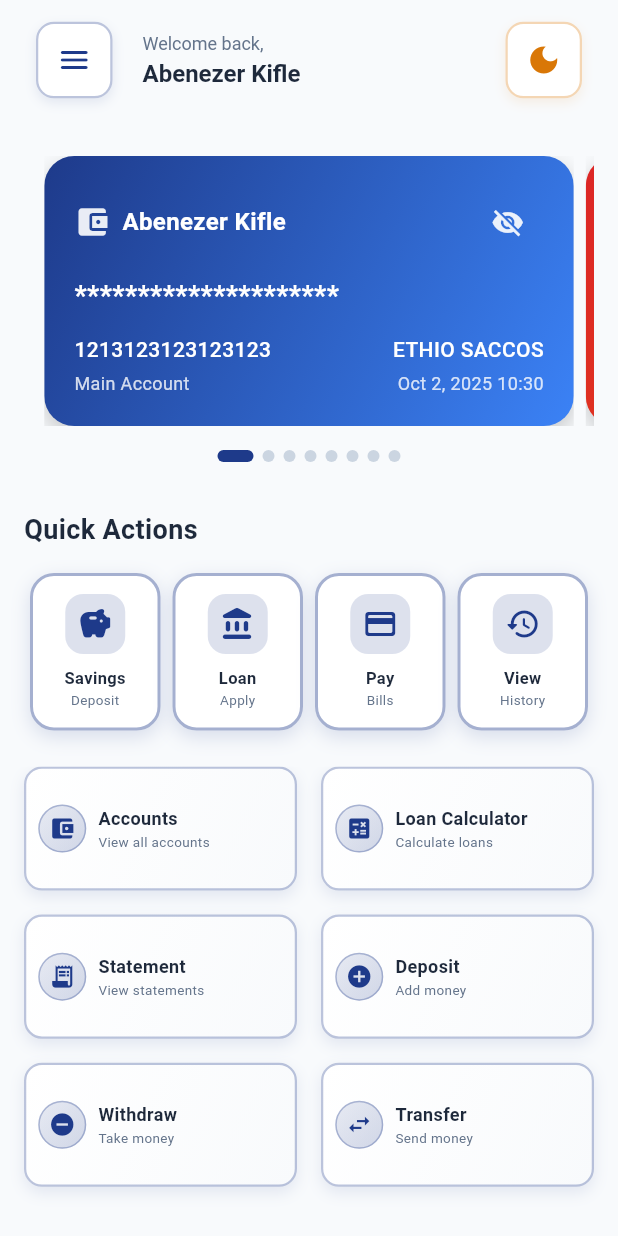
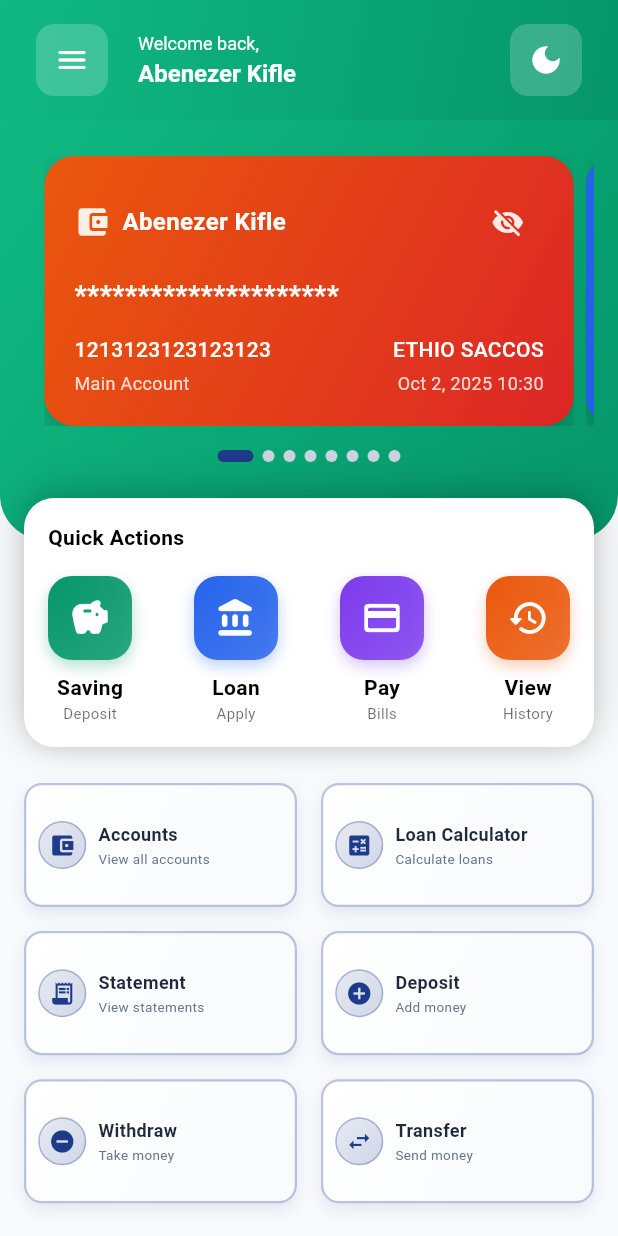
Before and after one commit to abenooo/ethio_saccos, a Flutter app: the HomeScreen screen opened directly, on a phone screen of 412 x 824 dp. Run offline on Flutter 3.47's test engine with Material 3 defaults, Android fonts, the phone set to English and light mode, and no system bars; our stand-ins replace curved_navigation_bar, shared_preferences; accounts and stored records are empty.

Commit message:
Update the card ui

```diff
--- a/lib/core/widgets/card_carousel.dart
+++ b/lib/core/widgets/card_carousel.dart
@@ -117,29 +117,29 @@ class _CardCarouselState extends State<CardCarousel> {
     );
   }
 
-  // Cached gradients for better performance
+  // Cached gradients for better performance - Updated with awesome colors
   static const _loanGradient = LinearGradient(
     begin: Alignment.topLeft,
     end: Alignment.bottomRight,
-    colors: [Color(0xFFDC2626), Color(0xFFEA580C)],
+    colors: [Color(0xFF2563EB), Color(0xFF1D4ED8)], // Royal blue gradient
   );
 
   static const _shareGradient = LinearGradient(
     begin: Alignment.topLeft,
     end: Alignment.bottomRight,
-    colors: [Color(0xFFD97706), Color(0xFFEA580C)],
+    colors: [Color(0xFF7C3AED), Color(0xFF6D28D9)], // Violet purple gradient
   );
 
   static const _savingsGradient = LinearGradient(
     begin: Alignment.topLeft,
     end: Alignment.bottomRight,
-    colors: [Color(0xFF059669), Color(0xFF10B981)],
+    colors: [Color(0xFF059669), Color(0xFF047857)], // Emerald green gradient
   );
 
   static const _defaultGradient = LinearGradient(
     begin: Alignment.topLeft,
     end: Alignment.bottomRight,
-    colors: [Color(0xFF1E3A8A), Color(0xFF3B82F6)],
+    colors: [Color(0xFFEA580C), Color(0xFFDC2626)], // Orange red gradient
   );
 
   Widget _buildCard(CardData card, int cardIndex) {
--- a/lib/features/home/screens/home_screen.dart
+++ b/lib/features/home/screens/home_screen.dart
@@ -1,8 +1,8 @@
 import 'package:flutter/material.dart';
 import 'package:provider/provider.dart';
 import '../../../core/theme/theme.dart';
+import '../../../core/widgets/app_drawer.dart';
 import '../../../core/widgets/card_carousel.dart';
-import '../../../core/widgets/app_drawer.dart';
 import '../../../core/providers/theme_provider.dart';
 import '../../../core/services/navigation_service.dart';
 import '../../loans/screens/loan_calculator_screen.dart';
@@ -25,7 +25,7 @@ class HomeScreen extends StatelessWidget {
       drawer: const AppDrawer(),
       body: CustomScrollView(
         slivers: [
-          // Sticky App Bar
+          // Sticky App Bar with Green Gradient
           SliverAppBar(
             floating: false,
             pinned: true,
@@ -39,25 +39,14 @@ class HomeScreen extends StatelessWidget {
                 children: [
                   Container(
                     decoration: BoxDecoration(
-                      color: palette.cardBg,
+                      color: Colors.white.withValues(alpha: 0.2),
                       borderRadius: BorderRadius.circular(12),
-                      border: Border.all(
-                        color: const Color(0xFF1E3A8A).withValues(alpha: 0.3), // Primary blue border
-                        width: 1.5,
-                      ),
-                      boxShadow: [
-                        BoxShadow(
-                          color: const Color(0xFF1E3A8A).withValues(alpha: 0.1),
-                          blurRadius: 6,
-                          offset: const Offset(0, 3),
-                        ),
-                      ],
                     ),
                     child: Builder(
                       builder: (context) => IconButton(
                         icon: const Icon(
                           Icons.menu_rounded,
-                          color: Color(0xFF1E3A8A), // Primary blue icon
+                          color: Colors.white,
                           size: 24,
                         ),
                         onPressed: () {
@@ -74,19 +63,19 @@ class HomeScreen extends StatelessWidget {
                         crossAxisAlignment: CrossAxisAlignment.start,
                         mainAxisSize: MainAxisSize.min,
                         children: [
-                          Text(
+                          const Text(
                             'Welcome back,',
                             style: TextStyle(
-                              color: palette.textSecondary,
+                              color: Colors.white,
                               fontSize: 12,
                               fontWeight: FontWeight.w400,
                             ),
                           ),
                           const SizedBox(height: 2),
-                          Text(
+                          const Text(
                             'Abenezer Kifle',
                             style: TextStyle(
-                              color: palette.textPrimary,
+                              color: Colors.white,
                               fontSize: 16,
                               fontWeight: FontWeight.w600,
                             ),
@@ -98,24 +87,13 @@ class HomeScreen extends StatelessWidget {
                   const SizedBox(width: 20),
                   Container(
                     decoration: BoxDecoration(
-                      color: palette.cardBg,
+                      color: Colors.white.withValues(alpha: 0.2),
                       borderRadius: BorderRadius.circular(12),
-                      border: Border.all(
-                        color: const Color(0xFFD97706).withValues(alpha: 0.3), // Accent gold border
-                        width: 1.5,
-                      ),
-                      boxShadow: [
-                        BoxShadow(
-                          color: const Color(0xFFD97706).withValues(alpha: 0.1),
-                          blurRadius: 6,
-                          offset: const Offset(0, 3),
-                        ),
-                      ],
                     ),
                     child: IconButton(
                       icon: Icon(
                         isDark ? Icons.light_mode : Icons.dark_mode,
-                        color: const Color(0xFFD97706), // Accent gold icon
+                        color: Colors.white,
                         size: 24,
                       ),
                       onPressed: () {
@@ -127,43 +105,63 @@ class HomeScreen extends StatelessWidget {
               ),
             ),
             flexibleSpace: Container(
-              decoration: BoxDecoration(
-                color: palette.sectionBg,
+              decoration: const BoxDecoration(
+                gradient: LinearGradient(
+                  begin: Alignment.topLeft,
+                  end: Alignment.bottomRight,
+                  colors: [
+                    Color(0xFF10B981), // Emerald green
+                    Color(0xFF059669), // Darker emerald
+                  ],
+                ),
               ),
             ),
           ),
 
           // Scrollable Content
           SliverToBoxAdapter(
-            child: Container(
-              decoration: BoxDecoration(
-                color: palette.sectionBg,
+            child: Stack(
+              children: [
+                // Green background with curved bottom
+                Container(
+                  height: 280,
+                  decoration: const BoxDecoration(
+                    gradient: LinearGradient(
+                      begin: Alignment.topLeft,
+                      end: Alignment.bottomRight,
+                      colors: [
+                        Color(0xFF10B981),
+                        Color(0xFF059669),
+                      ],
                     ),
-              padding: const EdgeInsets.fromLTRB(16, 16, 16, 24),
+                    borderRadius: BorderRadius.only(
+                      bottomLeft: Radius.circular(30),
+                      bottomRight: Radius.circular(30),
+                    ),
+                  ),
+                ),
+                // Content
+                Padding(
+                  padding: const EdgeInsets.fromLTRB(16, 16, 16, 0),
                   child: Column(
                     crossAxisAlignment: CrossAxisAlignment.start,
                     children: [
                       const SizedBox(height: 8),
-                  CardCarousel(
+                      // Card Carousel Section (replacing balance card)
+                      Container(
+                        padding: const EdgeInsets.symmetric(horizontal: 0),
+                        child: CardCarousel(
                           isDark: isDark,
                           cardGradient: gradients.cardGradient,
                         ),
-                  const SizedBox(height: 32),
-                  // Quick Actions Label
-                  Padding(
-                    padding: const EdgeInsets.only(bottom: 16),
-                    child: Text(
-                      'Quick Actions',
-                      style: TextStyle(
-                        color: palette.textPrimary,
-                        fontSize: 18,
-                        fontWeight: FontWeight.w600,
+                      ),
+                      const SizedBox(height: 24),
+                      _ModernQuickActions(isDark: isDark),
+                      const SizedBox(height: 24),
+                    ],
                   ),
                 ),
-                  ),
-                  _QuickActions(isDark: isDark),
               ],
-              ),
             ),
           ),
 
@@ -178,95 +176,220 @@ class HomeScreen extends StatelessWidget {
   }
 }
 
-
-
-class _QuickActions extends StatelessWidget {
+// Modern Balance Card Widget
+class _ModernBalanceCard extends StatelessWidget {
   final bool isDark;
 
-  const _QuickActions({required this.isDark});
+  const _ModernBalanceCard({required this.isDark});
 
-  Widget _item(BuildContext context, IconData icon, String label, String subtitle, VoidCallback? onTap, Color accentColor) {
-    final palette = Theme.of(context).extension<AppPalette>()!;
-    return Expanded(
-      child: InkWell(
-        onTap: onTap,
-        borderRadius: BorderRadius.circular(16),
-        child: Container(
-          margin: const EdgeInsets.symmetric(horizontal: 4),
-          padding: const EdgeInsets.symmetric(vertical: 12, horizontal: 8),
+  @override
+  Widget build(BuildContext context) {
+    return Container(
+      padding: const EdgeInsets.all(20),
       decoration: BoxDecoration(
-            color: palette.cardBg,
-            borderRadius: BorderRadius.circular(16),
-            border: Border.all(
-              color: accentColor.withValues(alpha: 0.4),
-              width: 2,
+        color: Colors.white.withValues(alpha: 0.15),
+        borderRadius: BorderRadius.circular(20),
       ),
+      child: Column(
+        crossAxisAlignment: CrossAxisAlignment.start,
+        children: [
+          Row(
+            mainAxisAlignment: MainAxisAlignment.spaceBetween,
+            children: [
+              const Text(
+                'Total Balance',
+                style: TextStyle(
+                  color: Colors.white,
+                  fontSize: 14,
+                  fontWeight: FontWeight.w400,
+                ),
+              ),
+              Container(
+                padding: const EdgeInsets.all(8),
+                decoration: BoxDecoration(
+                  color: Colors.white.withValues(alpha: 0.2),
+                  shape: BoxShape.circle,
+                ),
+                child: const Icon(
+                  Icons.visibility_outlined,
+                  color: Colors.white,
+                  size: 20,
+                ),
+              ),
+            ],
+          ),
+          const SizedBox(height: 12),
+          const Text(
+            'KSh 245,680',
+            style: TextStyle(
+              color: Colors.white,
+              fontSize: 32,
+              fontWeight: FontWeight.bold,
+              letterSpacing: 0,
+            ),
+          ),
+          const SizedBox(height: 16),
+          Row(
+            children: [
+              Expanded(
+                child: _BalanceIndicator(
+                  icon: Icons.south_west_rounded,
+                  label: 'Income',
+                  amount: 'KSh 85,450',
+                ),
+              ),
+              const SizedBox(width: 20),
+              Expanded(
+                child: _BalanceIndicator(
+                  icon: Icons.north_east_rounded,
+                  label: 'Expenses',
+                  amount: 'KSh 23,120',
+                ),
+              ),
+            ],
+          ),
+        ],
+      ),
+    );
+  }
+}
+
+class _BalanceIndicator extends StatelessWidget {
+  final IconData icon;
+  final String label;
+  final String amount;
+
+  const _BalanceIndicator({
+    required this.icon,
+    required this.label,
+    required this.amount,
+  });
+
+  @override
+  Widget build(BuildContext context) {
+    return Row(
+      mainAxisSize: MainAxisSize.min,
+      children: [
+        Container(
+          padding: const EdgeInsets.all(6),
+          decoration: BoxDecoration(
+            color: Colors.white.withValues(alpha: 0.2),
+            borderRadius: BorderRadius.circular(6),
+          ),
+          child: Icon(
+            icon,
+            color: Colors.white,
+            size: 14,
+          ),
+        ),
+        const SizedBox(width: 6),
+        Flexible(
+          child: Column(
+            crossAxisAlignment: CrossAxisAlignment.start,
+            mainAxisSize: MainAxisSize.min,
+            children: [
+              Text(
+                label,
+                style: const TextStyle(
+                  color: Colors.white,
+                  fontSize: 10,
+                  fontWeight: FontWeight.w400,
+                ),
+              ),
+              Text(
+                amount,
+                style: const TextStyle(
+                  color: Colors.white,
+                  fontSize: 12,
+                  fontWeight: FontWeight.w600,
+                ),
+              ),
+            ],
+          ),
+        ),
+      ],
+    );
+  }
+}
+
+// Modern Quick Actions Widget
+class _ModernQuickActions extends StatelessWidget {
+  final bool isDark;
+
+  const _ModernQuickActions({required this.isDark});
+
+  @override
+  Widget build(BuildContext context) {
+    return Container(
+      padding: const EdgeInsets.all(16),
+      decoration: BoxDecoration(
+        color: isDark ? const Color(0xFF1E293B) : Colors.white,
+        borderRadius: BorderRadius.circular(20),
         boxShadow: [
           BoxShadow(
-                color: accentColor.withValues(alpha: 0.15),
-                blurRadius: 10,
+            color: Colors.black.withValues(alpha: 0.15),
+            blurRadius: 25,
+            offset: const Offset(0, -5),
+            spreadRadius: 0,
+          ),
+          BoxShadow(
+            color: Colors.black.withValues(alpha: 0.08),
+            blurRadius: 15,
+            offset: const Offset(0, -2),
+            spreadRadius: 0,
+          ),
+          BoxShadow(
+            color: Colors.black.withValues(alpha: 0.05),
+            blurRadius: 8,
             offset: const Offset(0, 4),
+            spreadRadius: 0,
           ),
         ],
       ),
       child: Column(
-            mainAxisSize: MainAxisSize.min,
+        crossAxisAlignment: CrossAxisAlignment.start,
         children: [
-              Container(
-                padding: const EdgeInsets.all(8),
-                decoration: BoxDecoration(
-                  color: accentColor.withValues(alpha: 0.15),
-                  borderRadius: BorderRadius.circular(12),
-                ),
-                child: Icon(
-                  icon,
-                  color: accentColor,
-                  size: 24,
+          Text(
+            'Quick Actions',
+            style: TextStyle(
+              color: isDark ? Colors.white : Colors.black,
+              fontSize: 14,
+              fontWeight: FontWeight.w600,
             ),
           ),
-              const SizedBox(height: 8),
-              Text(
-                label,
-                style: TextStyle(
-                  color: palette.textPrimary,
-                  fontSize: 11,
-                  fontWeight: FontWeight.w600,
+          const SizedBox(height: 16),
+          Row(
+            mainAxisAlignment: MainAxisAlignment.spaceBetween,
+            children: [
+              _QuickActionButton(
+                icon: Icons.savings_rounded,
+                label: 'Saving\nDeposit',
+                backgroundColor: const Color(0xFF059669), // Emerald green
+                onTap: () {
+                  NavigationService.navigateToSavings(context);
+                },
               ),
-                textAlign: TextAlign.center,
+              _QuickActionButton(
+                icon: Icons.account_balance_rounded,
+                label: 'Loan\nApply',
+                backgroundColor: const Color(0xFF2563EB), // Royal blue
+                onTap: () {
+                  NavigationService.navigateToLoans(context);
+                },
               ),
-              Text(
-                subtitle,
-                style: TextStyle(
-                  color: palette.textSecondary,
-                  fontSize: 9,
-                  fontWeight: FontWeight.w400,
+              _QuickActionButton(
+                icon: Icons.payment_rounded,
+                label: 'Pay\nBills',
+                backgroundColor: const Color(0xFF7C3AED), // Violet purple
+                onTap: () {
+                  // TODO: Navigate to payment screen
+                },
               ),
-                textAlign: TextAlign.center,
-              ),
-            ],
-          ),
-        ),
-      ),
-    );
-  }
-
-  @override
-  Widget build(BuildContext context) {
-    // Single consistent brand color for all quick actions
-    const brandColor = Color(0xFF1E3A8A); // Primary blue for all
-
-    return Row(
-      children: [
-        _item(context, Icons.savings_rounded, 'Savings', 'Deposit', () {
-          NavigationService.navigateToSavings(context);
-        }, brandColor),
-        _item(context, Icons.account_balance_rounded, 'Loan', 'Apply', () {
-          NavigationService.navigateToLoans(context);
-        }, brandColor),
-        _item(context, Icons.payment_rounded, 'Pay', 'Bills', () {
-          // TODO: Navigate to payment screen
-        }, brandColor),
-        _item(context, Icons.history_rounded, 'View', 'History', () {
+              _QuickActionButton(
+                icon: Icons.history_rounded,
+                label: 'View\nHistory',
+                backgroundColor: const Color(0xFFEA580C), // Orange red
+                onTap: () {
                   Navigator.of(context).push(
                     MaterialPageRoute(
                       builder: (context) => const TransactionDetailsScreen(
@@ -274,8 +397,87 @@ class _QuickActions extends StatelessWidget {
                       ),
                     ),
                   );
-        }, brandColor),
+                },
+              ),
             ],
+          ),
+        ],
+      ),
+    );
+  }
+}
+
+class _QuickActionButton extends StatelessWidget {
+  final IconData icon;
+  final String label;
+  final Color backgroundColor;
+  final VoidCallback onTap;
+
+  const _QuickActionButton({
+    required this.icon,
+    required this.label,
+    required this.backgroundColor,
+    required this.onTap,
+  });
+
+  @override
+  Widget build(BuildContext context) {
+    final isDark = Theme.of(context).brightness == Brightness.dark;
+
+    return GestureDetector(
+      onTap: onTap,
+      child: Column(
+        children: [
+          Container(
+            width: 56,
+            height: 56,
+            decoration: BoxDecoration(
+              gradient: LinearGradient(
+                begin: Alignment.topLeft,
+                end: Alignment.bottomRight,
+                colors: [
+                  backgroundColor,
+                  backgroundColor.withValues(alpha: 0.8),
+                ],
+              ),
+              borderRadius: BorderRadius.circular(16),
+              boxShadow: [
+                BoxShadow(
+                  color: backgroundColor.withValues(alpha: 0.3),
+                  blurRadius: 8,
+                  offset: const Offset(0, 4),
+                ),
+              ],
+            ),
+            child: Icon(
+              icon,
+              color: Colors.white,
+              size: 28,
+            ),
+          ),
+          const SizedBox(height: 8),
+          Column(
+            children: [
+              Text(
+                label.split('\n')[0], // First part (Saving, Loan, Pay, View)
+                style: TextStyle(
+                  color: isDark ? Colors.white : Colors.black,
+                  fontSize: 14,
+                  fontWeight: FontWeight.w600,
+                ),
+              ),
+              Text(
+                label.split('\n')[1], // Second part (Deposit, Apply, Bills, History)
+                style: TextStyle(
+                  color: (isDark ? Colors.white : Colors.black).withValues(alpha: 0.6),
+                  fontSize: 10,
+                  fontWeight: FontWeight.w400,
+                ),
+              ),
+            ],
+          ),
+        ],
+      ),
     );
   }
 }
```
Lines whose indentation alone changed are shown as unchanged.
